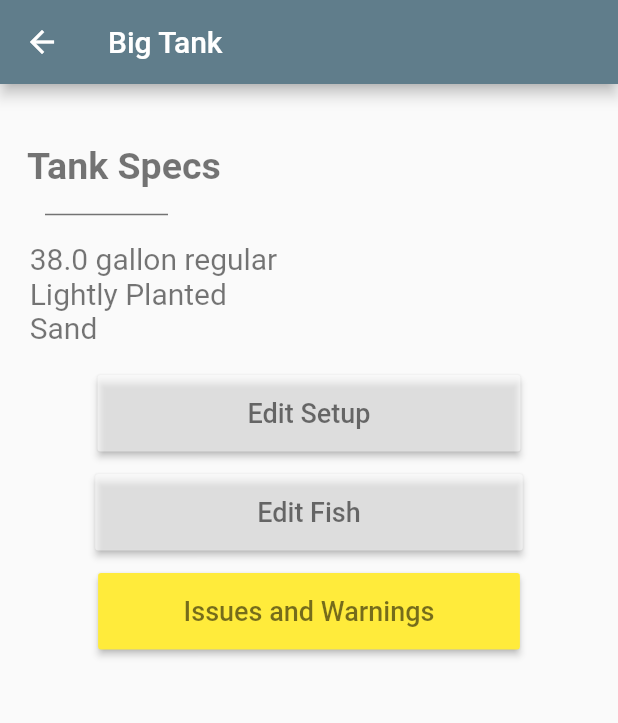
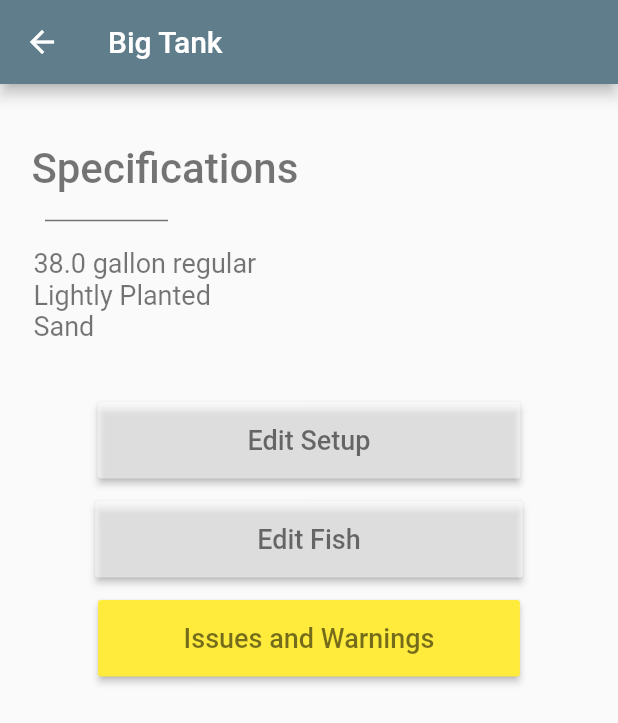
Before and after one commit to Lamamaster123/AquariumApp, a Flutter app: the FishTankDetails screen opened directly with sample values from the repository, on a phone screen of 412 x 824 dp. Shown: the top 723 px of the screen. Run offline on Flutter 3.47's test engine with Material 2 defaults, Android fonts, the phone set to English and light mode, and no system bars.

Commit message:
Changed text, added new custom listview (now have more design choices for listview)

```diff
--- a/lib/ui/AquariumPages/tankDetails.dart
+++ b/lib/ui/AquariumPages/tankDetails.dart
@@ -24,10 +24,10 @@ class FishTankDetails extends StatelessWidget {
               Align(
                 alignment: Alignment.centerLeft,
                 child: Text(
-                  '   Tank Specs',
+                  '   Specifications',
                   style: TextStyle(
-                      fontSize: 25.0,
-                      fontWeight: FontWeight.bold,
+                      fontSize: 28.0,
+                      fontWeight: FontWeight.w500,
                       color: Colors.black54),
                 ),
 
@@ -49,9 +49,9 @@ class FishTankDetails extends StatelessWidget {
               Align(
                 alignment: Alignment.centerLeft,
                 child: Text(
-                  '    ${tank.size} gallon ${tank.shape.toLowerCase()}',
+                  '     ${tank.size} gallon ${tank.shape.toLowerCase()}',
                   style: TextStyle(
-                      fontSize: 20.0,
+                      fontSize:18.0,
                       color: Colors.black54),
                 ),
 
@@ -61,9 +61,9 @@ class FishTankDetails extends StatelessWidget {
               Align(
                 alignment: Alignment.centerLeft,
                 child: Text(
-                  '    ${tank.plantDensity}',
+                  '     ${tank.plantDensity}',
                   style: TextStyle(
-                      fontSize: 20.0,
+                      fontSize: 18.0,
                       color: Colors.black54),
                 ),
 
@@ -73,15 +73,15 @@ class FishTankDetails extends StatelessWidget {
               Align(
                 alignment: Alignment.centerLeft,
                 child: Text(
-                  '    ${tank.substrate}',
+                  '     ${tank.substrate}',
                   style: TextStyle(
-                      fontSize: 20.0,
+                      fontSize: 18.0,
                       color: Colors.black54),
                 ),
 
               ),
 
-              SizedBox(height: 20),
+              SizedBox(height: 40),
 
               RaisedButton(onPressed: () {debugPrint('hello');},
                 padding: EdgeInsets.fromLTRB(100.0, 15.0, 100.0, 15.0),
```
Also changed, not shown: lib/ui/AquariumPages/myTanksPage.dart (+22 -0 lines).
